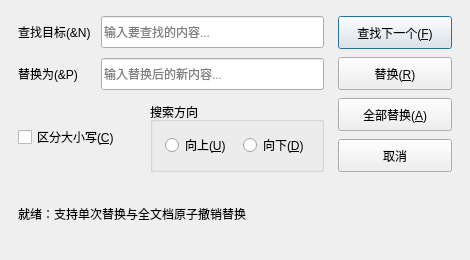
Above: notepad/replacedialog.ui from ChinoKou/QtCourse before the change. Below: the same form after it.
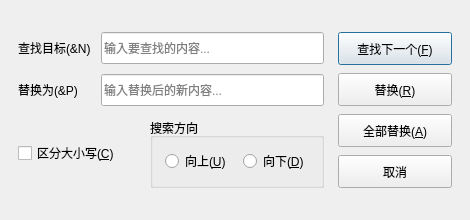
That is the form after the change.

```diff
--- a/notepad/replacedialog.ui
+++ b/notepad/replacedialog.ui
@@ -7,13 +7,13 @@
     <x>0</x>
     <y>0</y>
     <width>470</width>
-    <height>260</height>
+    <height>220</height>
    </rect>
   </property>
   <property name="minimumSize">
    <size>
     <width>450</width>
-    <height>245</height>
+    <height>205</height>
    </size>
   </property>
   <property name="windowTitle">
@@ -219,19 +219,6 @@
      </item>
     </layout>
    </item>
-   <item>
-    <widget class="QLabel" name="labelStatus">
-     <property name="minimumSize">
-      <size>
-       <width>0</width>
-       <height>28</height>
-      </size>
-     </property>
-     <property name="text">
-      <string>就绪：支持单次替换与全文档原子撤销替换</string>
-     </property>
-    </widget>
-   </item>
   </layout>
  </widget>
  <resources/>
```
